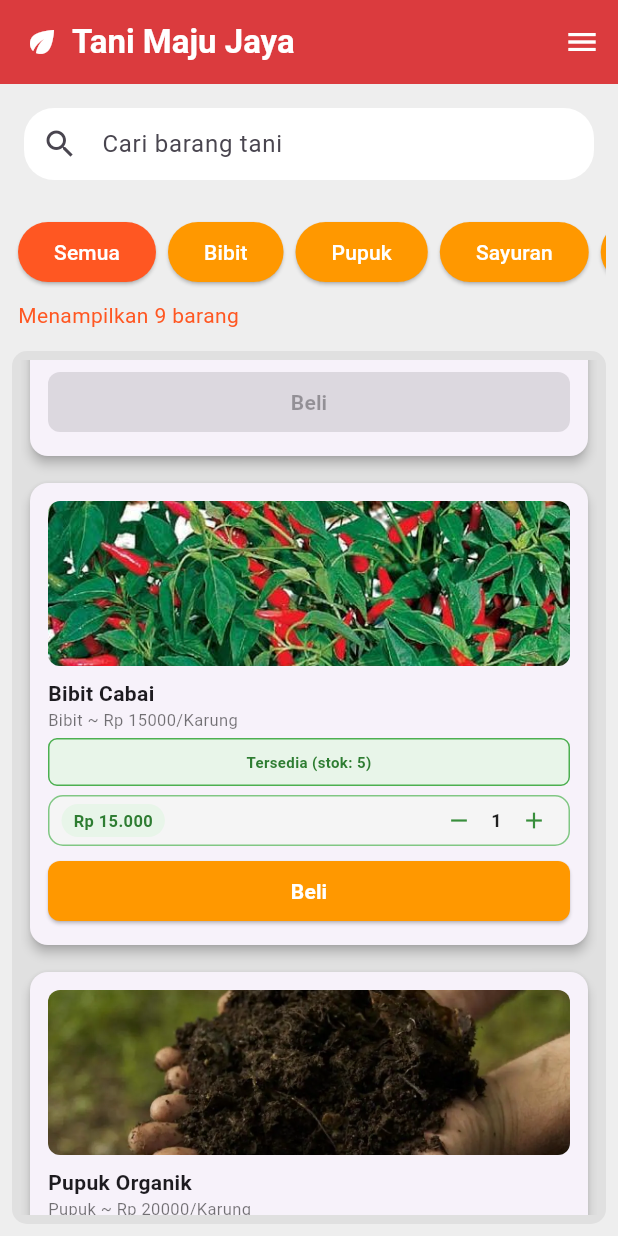
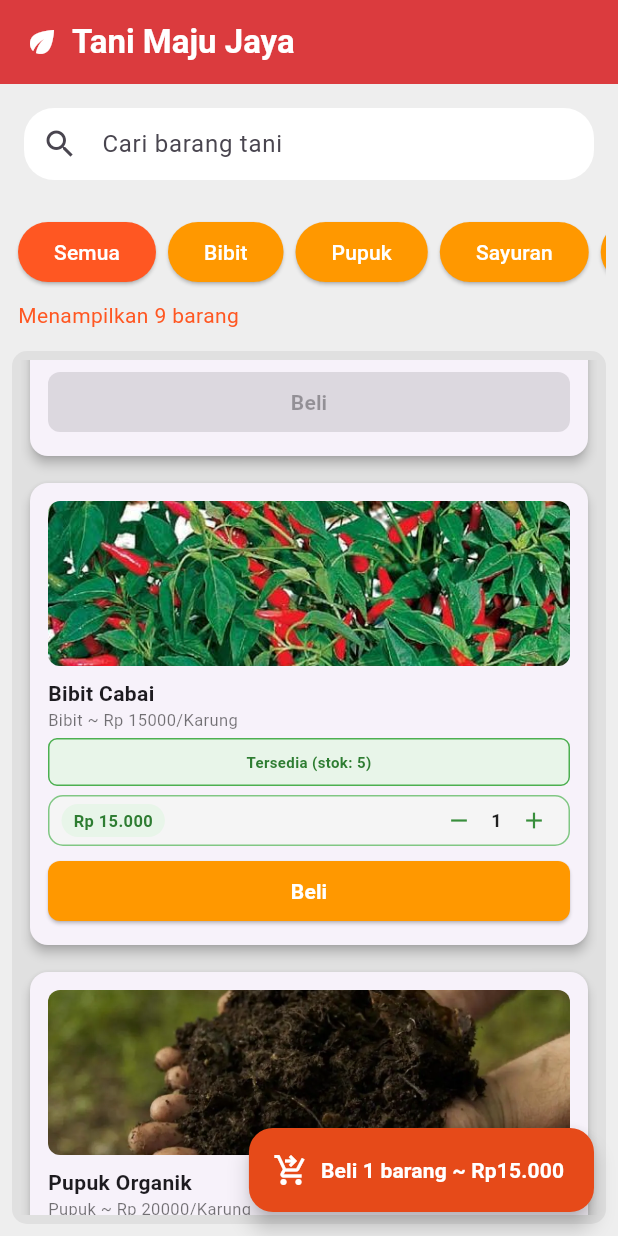
Before and after one commit to alh1-pixel/Toko_Sarana_Pertanian, a Flutter app: the screen it shows after launch, scrolled down 576 dp, after a tap on the "add" icon, on a phone screen of 412 x 824 dp. Run offline on Flutter 3.47's test engine with Material 3 defaults, Android fonts, the phone set to English and light mode, and no system bars.

Commit message:
Penyesuaian tampilan aplikasi dan penambahan fitur hitung total beberapa barang

```diff
--- a/lib/barang_Tani_Card.dart
+++ b/lib/barang_Tani_Card.dart
@@ -29,6 +29,7 @@ class BarangTaniCard extends StatelessWidget {
   final String satuan;
   final int stok;
   final String? gambar;
+  final void Function(int jumlahBaru)? onJumlahBerubah;
 
   const BarangTaniCard({
     super.key,
@@ -38,6 +39,7 @@ class BarangTaniCard extends StatelessWidget {
     required this.satuan,
     required this.stok,
     this.gambar,
+    this.onJumlahBerubah,
   });
 
   IconData getIkonKategori(String kategori) {
@@ -116,6 +118,7 @@ class BarangTaniCard extends StatelessWidget {
               nama: nama,
               stok: stok,
               harga: harga,
+              onJumlahBerubah: onJumlahBerubah,
               onBeli: (jumlahBeli, totalBeli) {
                 ScaffoldMessenger.of(context).showSnackBar(
                   SnackBar(
@@ -141,7 +144,7 @@ class BarangTaniCard extends StatelessWidget {
                                 ),
                               ),
                               Text(
-                                'Total: Rp ${totalBeli.toStringAsFixed(0)}',
+                                'Total: Rp ${formatRupiah(totalBeli)}',
                                 style: TextStyle(
                                   color:  Colors.white.withOpacity(0.9),
                                   fontSize: 12,
--- a/lib/main.dart
+++ b/lib/main.dart
@@ -1,6 +1,7 @@
 import 'package:flutter/material.dart';
 import 'barang_Tani_Card.dart';
-
+import 'pemilih_Jumlah.dart';
+final GlobalKey<ScaffoldMessengerState> messengerKey = GlobalKey<ScaffoldMessengerState>();
 void main() {
   runApp(const MyApp());
 }
@@ -15,6 +16,8 @@ class _MyAppState extends State<MyApp> {
   late TextEditingController _controller;
   String kataCari = '';
   String kategoriTerpilih = 'Semua';
+  int resetCounter = 0;
+  final Map <String, int> jumlahTerpilih = {};
   final List<BarangTani> barangTaniList = [
     BarangTani(nama: 'Bibit Padi', kategori: 'Bibit', harga: 10000, satuan: 'Karung', stok: 10, gambar: 'assets/images/Benih_Padi.jpeg' ),
     BarangTani(nama: 'Bibit Jagung', kategori: 'Bibit', harga: 8000, satuan: 'Karung', stok: 20, gambar: 'assets/images/Benih_Jagung.jpeg' ),
@@ -40,6 +43,17 @@ class _MyAppState extends State<MyApp> {
     final unik = barangTaniList.map((barang) => barang.kategori).toSet().toList();
     return ['Semua', ...unik];
   }
+  int get jumlahJenisDipilih => jumlahTerpilih.values.where((j) => j > 0).length;
+  int get totalBanyakBarang => jumlahTerpilih.values.fold(0, (a, b) => a + b);
+  double get totalHargaKeseluruhan {
+    double total = 0;
+    jumlahTerpilih.forEach((nama, jumlah) {
+      if (jumlah <= 0) return;
+      final barang = barangTaniList.firstWhere((b) => b.nama == nama);
+      total += hitungTotalHarga(jumlah, barang.harga);
+    });
+    return total;
+  }
   @override
   Widget build(BuildContext context) {
     final hasilCari = barangTaniList.where ((barang) {
@@ -51,34 +65,10 @@ class _MyAppState extends State<MyApp> {
       return cocokKategori && cocokKataKunci;
     }).toList();
     return MaterialApp(
+      scaffoldMessengerKey: messengerKey,
       home: Scaffold(
         backgroundColor: Colors.grey.shade200,
-         endDrawer: Drawer(
-          child: Container(
-            decoration: const BoxDecoration(
-              gradient: LinearGradient(
-                begin: Alignment.topCenter,
-                end: Alignment.bottomCenter,
-                colors: [
-                  Color(0xFFE53935),
-                  Color(0xFFFFA726),
-                ],
-              ),
-            ),
-            child: SafeArea(
-              child: ListView(
-                padding: const EdgeInsets.all(16.0),
-                children: [
-                  _menuItem('Beranda'),
-                  const SizedBox(height: 12.0),
-                  _menuItem('Produk Saya'),
-                  const SizedBox(height: 12.0),
-                  _menuItem('Pengaturan'),
-                ],
-              ),
-            ),
-          ),
-        ),
+
         appBar: AppBar(
           backgroundColor: const Color(0xFFE53935),
           actionsIconTheme: const IconThemeData(color: Colors.white),
@@ -201,12 +191,18 @@ class _MyAppState extends State<MyApp> {
                         itemBuilder: (context, index) {
                           final barang = hasilCari[index];
                           return BarangTaniCard(
+                            key: ValueKey('${barang.nama}_$resetCounter'),
                             nama: barang.nama,
                             kategori: barang.kategori,
                             harga: barang.harga,
                             satuan: barang.satuan,
                             stok: barang.stok,
                             gambar: barang.gambar,
+                            onJumlahBerubah:(jumlahBaru) {
+                              setState(() {
+                                jumlahTerpilih[barang.nama] = jumlahBaru;
+                              });
+                            },
                           );
                         },
                     );
@@ -216,17 +212,65 @@ class _MyAppState extends State<MyApp> {
             ),
           ],
         ),
+        floatingActionButton: jumlahJenisDipilih > 0
+            ? FloatingActionButton.extended(
+                onPressed: () {
+                  final totalBarangDibeli = totalBanyakBarang;
+                  final totalHargaDibeli = totalHargaKeseluruhan;
+
+                  messengerKey.currentState?.showSnackBar(
+                    SnackBar(
+                      backgroundColor: Colors.green.shade700,
+                      behavior: SnackBarBehavior.floating,
+                      shape: RoundedRectangleBorder(borderRadius: BorderRadius.circular(10)),
+                      duration: const Duration(seconds: 3),
+                      content: Row(
+                        children: [
+                          const Icon(Icons.check_circle, color: Colors.white),
+                          const SizedBox(width: 10),
+                          Expanded(
+                            child: Column(
+                              crossAxisAlignment: CrossAxisAlignment.start,
+                              mainAxisSize: MainAxisSize.min,
+                              children: [
+                                Text(
+                                  'Berhasil membeli $totalBarangDibeli barang',
+                                  style: const TextStyle(
+                                    color: Colors.white,
+                                    fontWeight: FontWeight.bold,
+                                    fontSize: 13,
+                                  ),
+                                ),
+                                const SizedBox(height: 2),
+                                Text(
+                                  'Total: Rp ${formatRupiah(totalHargaDibeli)}',
+                                  style: TextStyle(
+                                    color: Colors.white.withOpacity(0.9),
+                                    fontSize: 12,
+                                  ),
+                                ),
+                              ],
+                            ),
+                          ),
+                        ],
+                      ),
+                    ),
+                  );
+
+                  setState(() {
+                    jumlahTerpilih.clear();
+                    resetCounter++;
+                  });
+                },
+            backgroundColor: Colors.deepOrange.shade700,
+              icon: const Icon(Icons.shopping_cart_checkout, color: Colors.white),
+              label: Text(
+                'Beli $totalBanyakBarang barang ~ Rp${formatRupiah(totalHargaKeseluruhan)}',
+                style: const TextStyle(color: Colors.white, fontWeight: FontWeight.bold),
+            ),
+          )
+        : null,
       ),
     );
   }
-  Widget _menuItem(String label) {
-    return Container(
-      padding: const EdgeInsets.symmetric(vertical: 12, horizontal: 16),
-      decoration: BoxDecoration(
-        color:  Colors.white,
-        borderRadius: BorderRadius.circular(8),
-      ),
-      child: Text(label, style:  const TextStyle(color: Colors.black87)),
-    );
-  }
 }
--- a/lib/pemilih_Jumlah.dart
+++ b/lib/pemilih_Jumlah.dart
@@ -1,10 +1,34 @@
 import 'package:flutter/material.dart';
+
+double hitungTotalHarga(int jumlah, int hargaSatuan) {
+  double total = (jumlah * hargaSatuan).toDouble();
+   if (jumlah > 25) {
+    return total - (total * 0.10);
+  } else if (jumlah > 10) {
+    return total - (total * 0.05);
+  } else {
+    return total;
+  }
+}
+String formatRupiah(double angka) {
+  final bulat = angka.round().toString();
+  final buffer = StringBuffer();
+  for (int i = 0; i < bulat.length; ++ i){
+    final posisiDariBelakang = bulat.length - i;
+    buffer.write(bulat[i]);
+  if (posisiDariBelakang > 1 && posisiDariBelakang % 3 == 1) {
+    buffer.write('.');
+    }
+  }
+   return buffer.toString();
+}
 
 class PemilihJumlah extends StatefulWidget {
   final int stok;
   final int harga;
   final String nama;
   final void Function(int jumlah, double totalHarga)? onBeli;
+  final void Function(int jumlahBaru)? onJumlahBerubah;
 
   const PemilihJumlah({
     super.key,
@@ -12,6 +36,7 @@ class PemilihJumlah extends StatefulWidget {
     required this.harga,
     required this.nama,
     this.onBeli,
+    this.onJumlahBerubah,
   });
 
   @override
@@ -21,32 +46,10 @@ class PemilihJumlah extends StatefulWidget {
 class _PemilihJumlahState extends State<PemilihJumlah> {
   int jumlah = 0;
 
-  double hitngTotalHarga(int jumlah, int hargaSatuan) {
-    double total = (jumlah * hargaSatuan).toDouble();
-    if (jumlah > 25) {
-      return total - (total * 0.10);
-    } else if (jumlah > 10) {
-      return total - (total * 0.05);
-    } else {
-      return total;
-    }
-  }
-  String formatRupiah(double angka) {
-    final bulat = angka.round().toString();
-    final buffer = StringBuffer();
-    for (int i = 0; i < bulat.length; ++i){
-      final posisiDariBelakang = bulat.length - i;
-      buffer.write(bulat[i]);
-      if (posisiDariBelakang > 1 && posisiDariBelakang % 3 == 1) {
-        buffer.write('.');
-      }
-    }
-    return buffer.toString();
-  }
   @override
   Widget build(BuildContext context) {
 
-  double totalHarga = hitngTotalHarga(jumlah, widget.harga);
+  double totalHarga = hitungTotalHarga(jumlah, widget.harga);
     return Column(
       crossAxisAlignment: CrossAxisAlignment.stretch,
       children: [
@@ -84,6 +87,7 @@ class _PemilihJumlahState extends State<PemilihJumlah> {
                       setState(() {
                         if (jumlah > 0) jumlah--;
                       });
+                      widget.onJumlahBerubah?.call(jumlah);
                     },
                   ),
                   Container(
@@ -130,6 +134,7 @@ class _PemilihJumlahState extends State<PemilihJumlah> {
                       setState(() {
                         if (jumlah < widget.stok) jumlah++;
                         });
+                        widget.onJumlahBerubah?.call(jumlah);
                     },
                   ),
                 ],
@@ -149,7 +154,14 @@ class _PemilihJumlahState extends State<PemilihJumlah> {
               shape: RoundedRectangleBorder(borderRadius: BorderRadius.circular(8)),
             ),
             onPressed: jumlah == 0
-              ? null : () => widget.onBeli?.call(jumlah, totalHarga),
+              ? null
+              : () {
+                widget.onBeli?.call(jumlah, totalHarga);
+                setState(() {
+                  jumlah = 0;
+                });
+                widget.onJumlahBerubah?.call(jumlah);
+              },
             child: const Text('Beli', style: TextStyle(fontWeight: FontWeight.bold, fontSize: 14)),
           ),
         ),
```
